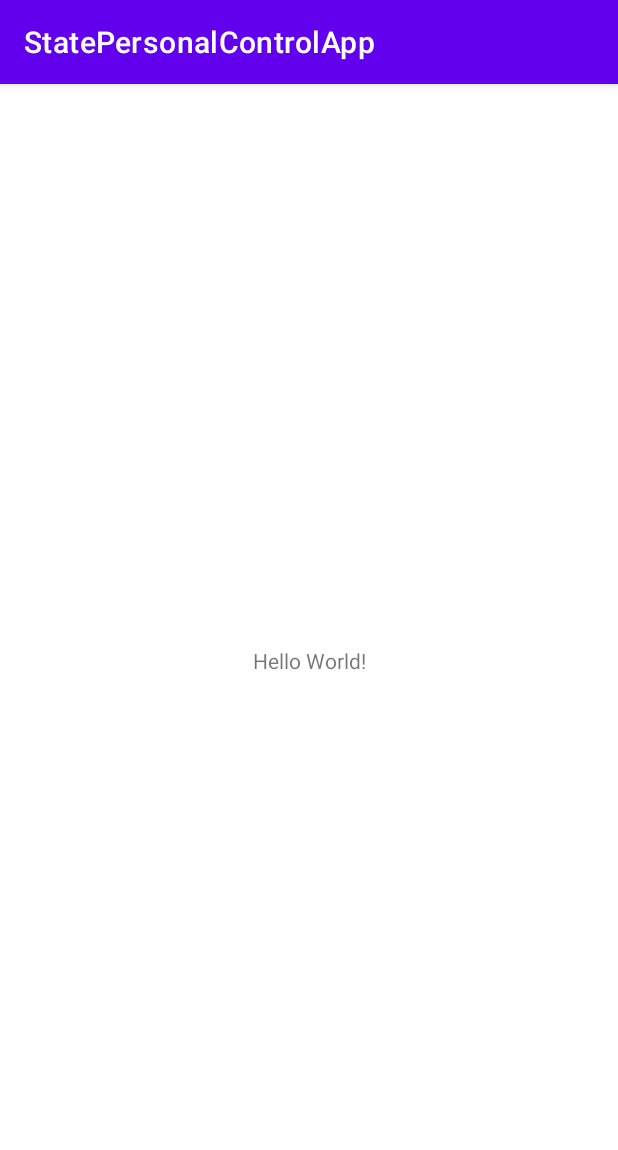
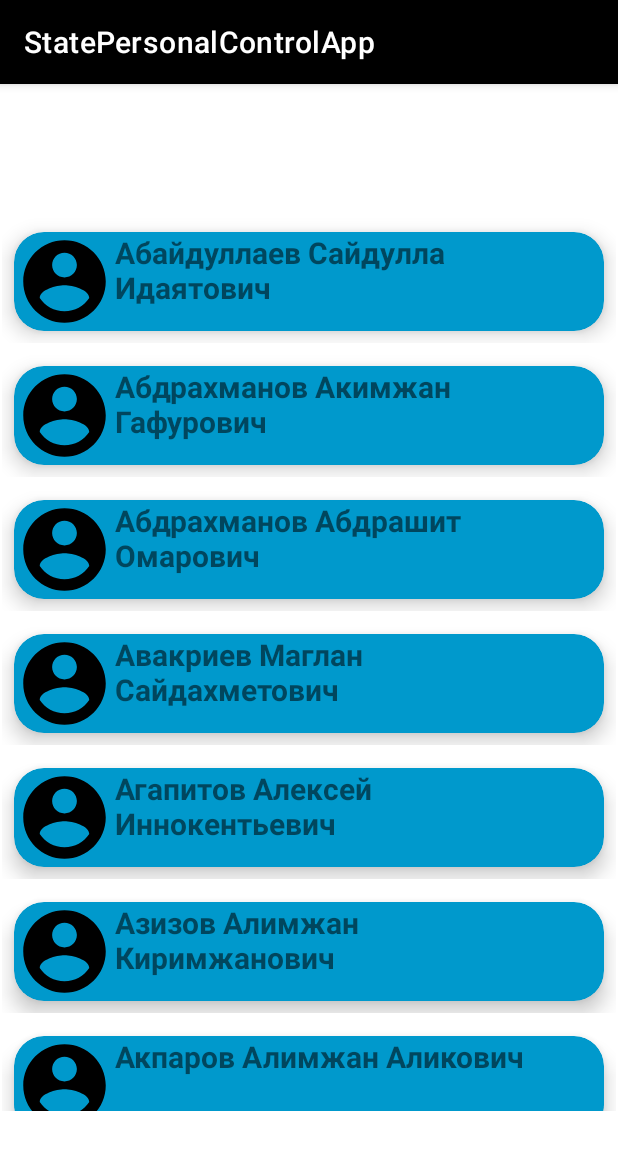
Before and after one commit to DisneoQWE/AndroidAppPersonalControl, an Android app: the screen it shows after launch (MainActivity), on a phone screen of 412 x 824 dp. Shown: the top 1150 px of the screen. Run offline under Robolectric (Android 15) with nearby library versions, the phone set to English and light mode, and no system bars.

Commit message:
Employee list done

```diff
--- a/app/src/main/java/com/example/statepersonalcontrolapp/MainActivity.java
+++ b/app/src/main/java/com/example/statepersonalcontrolapp/MainActivity.java
@@ -1,14 +1,37 @@
 package com.example.statepersonalcontrolapp;
 
 import androidx.appcompat.app.AppCompatActivity;
+import androidx.recyclerview.widget.LinearLayoutManager;
+import androidx.recyclerview.widget.RecyclerView;
 
 import android.os.Bundle;
 
+import com.example.statepersonalcontrolapp.adapter.EmployeeAdapter;
+import com.example.statepersonalcontrolapp.model.Employee;
+
+import java.util.LinkedList;
+
 public class MainActivity extends AppCompatActivity {
+    LinkedList<Employee> employeeLinkedList = new LinkedList<>();
+    int[] employeeImages = {R.drawable.ic_baseline_account_circle_24};
 
     @Override
     protected void onCreate(Bundle savedInstanceState) {
         super.onCreate(savedInstanceState);
         setContentView(R.layout.activity_main);
+
+        RecyclerView recyclerView = findViewById(R.id.employee_list);
+        setUpEmployee();
+        EmployeeAdapter employeeAdapter = new EmployeeAdapter(this, employeeLinkedList);
+        recyclerView.setAdapter(employeeAdapter);
+        recyclerView.setLayoutManager(new LinearLayoutManager(this));
+    }
+
+    private void setUpEmployee(){
+        String employeeList[] = getResources().getStringArray(R.array.employeeList);
+
+        for(int i = 0; i<employeeList.length;i++){
+            employeeLinkedList.add(new Employee(employeeList[i], R.drawable.ic_baseline_account_circle_24));
+        }
     }
 }
--- /dev/null
+++ b/app/src/main/java/com/example/statepersonalcontrolapp/adapter/EmployeeAdapter.java
@@ -0,0 +1,56 @@
+package com.example.statepersonalcontrolapp.adapter;
+
+import android.content.Context;
+import android.view.LayoutInflater;
+import android.view.View;
+import android.view.ViewGroup;
+import android.widget.ImageView;
+import android.widget.TextView;
+
+import com.example.statepersonalcontrolapp.R;
+import com.example.statepersonalcontrolapp.model.Employee;
+
+import java.util.LinkedList;
+
+import androidx.annotation.NonNull;
+import androidx.recyclerview.widget.RecyclerView;
+
+public class EmployeeAdapter extends RecyclerView.Adapter<EmployeeAdapter.EmployeeViewHolder> {
+    Context context;
+    LinkedList<Employee> employeeLinkedList;
+
+    public EmployeeAdapter(Context context, LinkedList<Employee> employeeLinkedList) {
+        this.context = context;
+        this.employeeLinkedList = employeeLinkedList;
+    }
+
+    @NonNull
+    @Override
+    public EmployeeViewHolder onCreateViewHolder(@NonNull ViewGroup parent, int viewType) {
+        LayoutInflater inflater = LayoutInflater.from(context);
+        View view = inflater.inflate(R.layout.recycler_view_row, parent, false);
+        return new EmployeeAdapter.EmployeeViewHolder(view);
+    }
+
+    @Override
+    public void onBindViewHolder(@NonNull EmployeeViewHolder holder, int position) {
+        holder.employeeName.setText(employeeLinkedList.get(position).getName());
+        holder.imageView.setImageResource(employeeLinkedList.get(position).getView());
+    }
+
+    @Override
+    public int getItemCount() {
+        return employeeLinkedList.size();
+    }
+
+    public static class EmployeeViewHolder extends RecyclerView.ViewHolder{
+        ImageView imageView;
+        TextView employeeName;
+
+        public EmployeeViewHolder(@NonNull View itemView) {
+            super(itemView);
+            imageView = itemView.findViewById(R.id.imageView);
+            employeeName = itemView.findViewById(R.id.textView);
+        }
+    }
+}
--- /dev/null
+++ b/app/src/main/java/com/example/statepersonalcontrolapp/model/Employee.java
@@ -0,0 +1,124 @@
+package com.example.statepersonalcontrolapp.model;
+
+public class Employee {
+    private Integer view;
+    private String name;
+
+    public Employee(String name, Integer view) {
+        this.view = view;
+        this.name = name;
+    }
+
+    public Integer getView() {
+        return view;
+    }
+
+    public void setView(Integer view) {
+        this.view = view;
+    }
+
+    public String getName() {
+        return name;
+    }
+
+    public void setName(String name) {
+        this.name = name;
+    }
+//    private Boolean report;
+//    private Integer lowPressure;
+//    private Integer topPressure;
+//    private Integer temperature;
+//    private Boolean alcohol;
+//
+//    public Employee(Integer id, String name, Boolean report, Integer lowPressure,
+//                    Integer topPressure, Integer temperature, Boolean alcohol,
+//                    String date, Integer pulse) {
+//        this.id = id;
+//        this.name = name;
+//        this.report = report;
+//        this.lowPressure = lowPressure;
+//        this.topPressure = topPressure;
+//        this.temperature = temperature;
+//        this.alcohol = alcohol;
+//        this.date = date;
+//        this.pulse = pulse;
+//    }
+//
+//    public Integer getId() {
+//        return id;
+//    }
+//
+//    public void setId(Integer id) {
+//        this.id = id;
+//    }
+//
+//    public String getName() {
+//        return name;
+//    }
+//
+//    public void setName(String name) {
+//        this.name = name;
+//    }
+//
+//    public Boolean getReport() {
+//        return report;
+//    }
+//
+//    public void setReport(Boolean report) {
+//        this.report = report;
+//    }
+//
+//    public Integer getLowPressure() {
+//        return lowPressure;
+//    }
+//
+//    public void setLowPressure(Integer lowPressure) {
+//        this.lowPressure = lowPressure;
+//    }
+//
+//    public Integer getTopPressure() {
+//        return topPressure;
+//    }
+//
+//    public void setTopPressure(Integer topPressure) {
+//        this.topPressure = topPressure;
+//    }
+//
+//    public Integer getTemperature() {
+//        return temperature;
+//    }
+//
+//    public void setTemperature(Integer temperature) {
+//        this.temperature = temperature;
+//    }
+//
+//    public Boolean getAlcohol() {
+//        return alcohol;
+//    }
+//
+//    public void setAlcohol(Boolean alcohol) {
+//        this.alcohol = alcohol;
+//    }
+//
+//    public String getDate() {
+//        return date;
+//    }
+//
+//    public void setDate(String date) {
+//        this.date = date;
+//    }
+//
+//    public Integer getPulse() {
+//        return pulse;
+//    }
+//
+//    public void setPulse(Integer pulse) {
+//        this.pulse = pulse;
+//    }
+//
+//    private String date;
+//    private Integer pulse;
+
+    public Employee() {
+    }
+}
--- /dev/null
+++ b/app/src/main/res/drawable/ic_baseline_account_circle_24.xml
@@ -0,0 +1,5 @@
+<vector android:height="24dp" android:tint="#000000"
+    android:viewportHeight="24" android:viewportWidth="24"
+    android:width="24dp" xmlns:android="http://schemas.android.com/apk/res/android">
+    <path android:fillColor="@android:color/white" android:pathData="M12,2C6.48,2 2,6.48 2,12s4.48,10 10,10 10,-4.48 10,-10S17.52,2 12,2zM12,5c1.66,0 3,1.34 3,3s-1.34,3 -3,3 -3,-1.34 -3,-3 1.34,-3 3,-3zM12,19.2c-2.5,0 -4.71,-1.28 -6,-3.22 0.03,-1.99 4,-3.08 6,-3.08 1.99,0 5.97,1.09 6,3.08 -1.29,1.94 -3.5,3.22 -6,3.22z"/>
+</vector>
--- a/app/src/main/res/layout/activity_main.xml
+++ b/app/src/main/res/layout/activity_main.xml
@@ -6,13 +6,13 @@
     android:layout_height="match_parent"
     tools:context=".MainActivity">
 
-    <TextView
-        android:layout_width="wrap_content"
-        android:layout_height="wrap_content"
-        android:text="Hello World!"
+
+    <androidx.recyclerview.widget.RecyclerView
+        android:id="@+id/employee_list"
+        android:layout_width="409dp"
+        android:layout_height="601dp"
         app:layout_constraintBottom_toBottomOf="parent"
         app:layout_constraintEnd_toEndOf="parent"
         app:layout_constraintStart_toStartOf="parent"
         app:layout_constraintTop_toTopOf="parent" />
-
 </androidx.constraintlayout.widget.ConstraintLayout>
--- /dev/null
+++ b/app/src/main/res/layout/recycler_view_row.xml
@@ -0,0 +1,53 @@
+<?xml version="1.0" encoding="utf-8"?>
+<androidx.constraintlayout.widget.ConstraintLayout xmlns:android="http://schemas.android.com/apk/res/android"
+    xmlns:app="http://schemas.android.com/apk/res-auto"
+    xmlns:tools="http://schemas.android.com/tools"
+    android:layout_width="match_parent"
+    android:layout_height="wrap_content">
+
+    <androidx.cardview.widget.CardView
+        android:layout_width="match_parent"
+        android:layout_height="wrap_content"
+        android:layout_marginTop="15dp"
+        android:layout_marginBottom="8dp"
+        android:layout_marginStart="8dp"
+        android:layout_marginEnd="8dp"
+        app:cardCornerRadius="20dp"
+        app:cardElevation="8dp"
+        app:cardBackgroundColor="@android:color/holo_blue_dark"
+        app:layout_constraintBottom_toBottomOf="parent"
+        app:layout_constraintEnd_toEndOf="parent"
+        app:layout_constraintHorizontal_bias="1.0"
+        app:layout_constraintStart_toStartOf="parent"
+        app:layout_constraintTop_toTopOf="parent"
+        app:layout_constraintVertical_bias="0.082">
+
+        <androidx.constraintlayout.widget.ConstraintLayout
+            android:layout_width="match_parent"
+            android:layout_height="66dp">
+
+            <ImageView
+                android:id="@+id/imageView"
+                android:layout_width="66dp"
+                android:layout_height="66dp"
+                app:layout_constraintBottom_toBottomOf="parent"
+                app:layout_constraintEnd_toStartOf="@+id/textView"
+                app:layout_constraintStart_toStartOf="parent"
+                app:layout_constraintTop_toTopOf="parent"
+                app:srcCompat="@drawable/ic_baseline_account_circle_24" />
+
+            <TextView
+                android:id="@+id/textView"
+                android:layout_width="310dp"
+                android:layout_height="66dp"
+                android:layout_marginEnd="16dp"
+                android:text="TextView"
+                android:textSize="20sp"
+                android:textStyle="bold"
+                app:layout_constraintBottom_toBottomOf="parent"
+                app:layout_constraintEnd_toEndOf="parent"
+                app:layout_constraintTop_toTopOf="parent"
+                app:layout_constraintVertical_bias="0.0" />
+        </androidx.constraintlayout.widget.ConstraintLayout>
+    </androidx.cardview.widget.CardView>
+</androidx.constraintlayout.widget.ConstraintLayout>
--- a/app/src/main/res/values/colors.xml
+++ b/app/src/main/res/values/colors.xml
@@ -1,8 +1,8 @@
 <?xml version="1.0" encoding="utf-8"?>
 <resources>
     <color name="purple_200">#FFBB86FC</color>
-    <color name="purple_500">#FF6200EE</color>
-    <color name="purple_700">#FF3700B3</color>
+    <color name="purple_500">#FF000000</color>
+    <color name="purple_700">#FF000000</color>
     <color name="teal_200">#FF03DAC5</color>
     <color name="teal_700">#FF018786</color>
     <color name="black">#FF000000</color>
--- a/app/src/main/res/values/strings.xml
+++ b/app/src/main/res/values/strings.xml
@@ -1,3 +1,27 @@
 <resources>
     <string name="app_name">StatePersonalControlApp</string>
+    <string-array name="employeeList">
+        <item>Абайдуллаев Сайдулла Идаятович</item>
+        <item>Абдрахманов Акимжан Гафурович</item>
+        <item>Абдрахманов Абдрашит Омарович</item>
+        <item>Авакриев Маглан Сайдахметович</item>
+        <item>Агапитов Алексей  Иннокентьевич</item>
+        <item>Азизов Алимжан Киримжанович</item>
+        <item>Акпаров Алимжан Аликович</item>
+        <item>Анапьянов Адил Нурмуханбетович</item>
+        <item>Баратов Юлдаш Тлевалдиевич</item>
+        <item>Барахунов Дильмурат Маметжанович</item>
+    </string-array>
+<!--    <integer-array name="id">-->
+<!--        <item>3042</item>-->
+<!--        <item>3043</item>-->
+<!--        <item></item>-->
+<!--        <item></item>-->
+<!--        <item></item>-->
+<!--        <item></item>-->
+<!--        <item></item>-->
+<!--        <item></item>-->
+<!--        <item></item>-->
+<!--        <item></item>-->
+<!--    </integer-array>-->
 </resources>
```
Also changed, not shown: app/src/main/res/employee-management-system-goalsr-inc-55992.png (added).
